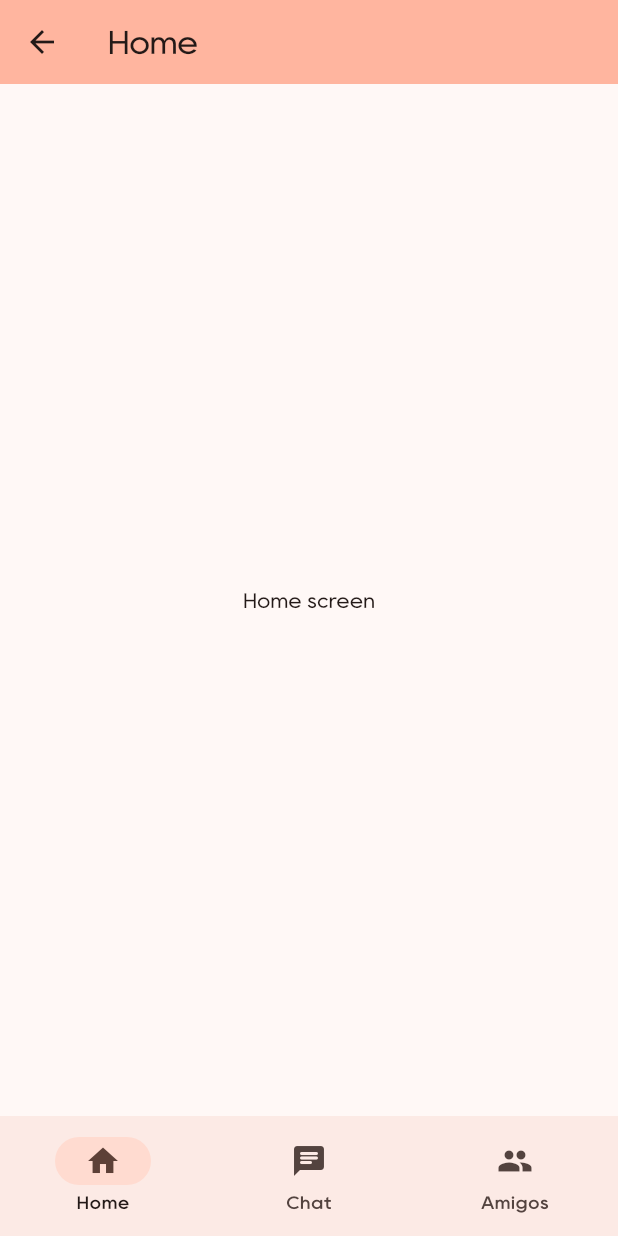
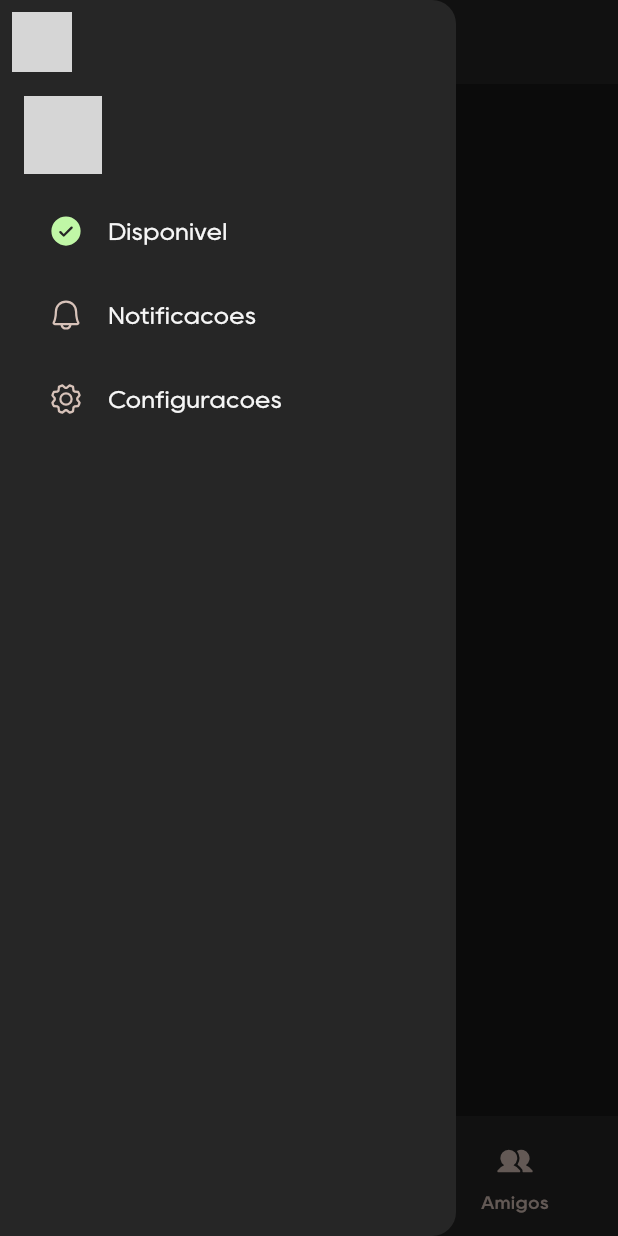
Before and after one commit to Mathews-mw/firefly-chat-mobile, a Flutter app: the HomeScreen screen opened by its route, with the side drawer open (before the commit the screen has no drawer), on a phone screen of 412 x 824 dp. Run offline on Flutter 3.47's test engine with Material 3 defaults, Android fonts, the phone set to English and light mode, and no system bars; drawn by our look-alikes of skeletonizer; our stand-ins replace cached_network_image, flutter_secure_storage, phosphor_flutter, shared_preferences; accounts and stored records are empty; network calls fail; grey boxes are pictures that could not be loaded.

Commit message:
friendship provider and screen

```diff
--- /dev/null
+++ b/lib/components/app_drawer.dart
@@ -0,0 +1,96 @@
+import 'package:flutter/material.dart';
+import 'package:provider/provider.dart';
+import 'package:skeletonizer/skeletonizer.dart';
+import 'package:phosphor_flutter/phosphor_flutter.dart';
+import 'package:cached_network_image/cached_network_image.dart';
+
+import 'package:firefly_chat_mobile/theme/app_colors.dart';
+import 'package:firefly_chat_mobile/providers/user_provider.dart';
+
+class AppDrawer extends StatelessWidget {
+  const AppDrawer({super.key});
+
+  @override
+  Widget build(BuildContext context) {
+    final user = Provider.of<UserProvider>(context, listen: false).user;
+
+    return Drawer(
+      backgroundColor: AppColors.neutral800,
+      child: ListView(
+        padding: EdgeInsets.only(top: 64, bottom: 16, left: 16, right: 8),
+        children: [
+          Row(
+            mainAxisAlignment: MainAxisAlignment.start,
+            crossAxisAlignment: CrossAxisAlignment.center,
+            children: [
+              Skeletonizer(
+                enabled: user == null,
+                ignoreContainers: true,
+                child: CircleAvatar(
+                  backgroundImage: CachedNetworkImageProvider(
+                    user!.avatarUrl ??
+                        'https://api.dicebear.com/9.x/thumbs/png?seed=${user.name}',
+                  ),
+                  radius: 26,
+                ),
+              ),
+              const SizedBox(width: 16),
+              Column(
+                crossAxisAlignment: CrossAxisAlignment.start,
+                mainAxisAlignment: MainAxisAlignment.center,
+                children: [
+                  Skeletonizer(
+                    enabled: user == null,
+                    child: Text(
+                      user!.name,
+                      style: TextStyle(
+                        fontSize: 16,
+                        fontWeight: FontWeight.bold,
+                        color: AppColors.foreground,
+                      ),
+                    ),
+                  ),
+                  Skeletonizer(
+                    enabled: user == null,
+                    child: Text(
+                      user!.username,
+                      style: TextStyle(color: AppColors.neutral400),
+                    ),
+                  ),
+                ],
+              ),
+            ],
+          ),
+          const SizedBox(height: 10),
+          ListTile(
+            leading: Icon(
+              PhosphorIconsFill.checkCircle,
+              color: AppColors.secondary,
+            ),
+            title: const Text(
+              'Disponível',
+              style: TextStyle(color: AppColors.foreground),
+            ),
+            onTap: () {},
+          ),
+          ListTile(
+            leading: Icon(PhosphorIcons.bell()),
+            title: const Text(
+              'Notificações',
+              style: TextStyle(color: AppColors.foreground),
+            ),
+            onTap: () {},
+          ),
+          ListTile(
+            leading: Icon(PhosphorIcons.gear()),
+            title: const Text(
+              'Configurações',
+              style: TextStyle(color: AppColors.foreground),
+            ),
+            onTap: () {},
+          ),
+        ],
+      ),
+    );
+  }
+}
--- /dev/null
+++ b/lib/components/custom_app_bar.dart
@@ -0,0 +1,49 @@
+import 'package:firefly_chat_mobile/theme/app_colors.dart';
+import 'package:skeletonizer/skeletonizer.dart';
+import 'package:cached_network_image/cached_network_image.dart';
+
+import 'package:flutter/material.dart';
+import 'package:provider/provider.dart';
+import 'package:firefly_chat_mobile/providers/user_provider.dart';
+
+class CustomAppBar extends StatelessWidget implements PreferredSizeWidget {
+  final String title;
+  final void Function()? onOpenDrawer;
+
+  const CustomAppBar({super.key, required this.title, this.onOpenDrawer});
+
+  @override
+  Widget build(BuildContext context) {
+    final user = Provider.of<UserProvider>(context, listen: false).user;
+
+    return AppBar(
+      backgroundColor: AppColors.neutral800,
+      title: Text(
+        title,
+        style: TextStyle(
+          fontWeight: FontWeight.bold,
+          color: AppColors.foreground,
+        ),
+      ),
+      leading: Padding(
+        padding: const EdgeInsets.all(8.0),
+        child: InkWell(
+          onTap: onOpenDrawer,
+          child: Skeletonizer(
+            enabled: user == null,
+            ignoreContainers: true,
+            child: CircleAvatar(
+              backgroundImage: CachedNetworkImageProvider(
+                user!.avatarUrl ??
+                    'https://api.dicebear.com/9.x/thumbs/png?seed=${user.name}',
+              ),
+            ),
+          ),
+        ),
+      ),
+    );
+  }
+
+  @override
+  Size get preferredSize => const Size.fromHeight(kToolbarHeight);
+}
--- /dev/null
+++ b/lib/models/value-objects/friendship-with-friend.dart
@@ -0,0 +1,29 @@
+import 'package:firefly_chat_mobile/models/user.dart';
+
+class FriendshipWithFriend {
+  final String id;
+  final String userId;
+  final String friendId;
+  final DateTime createdAt;
+  final User friend;
+
+  const FriendshipWithFriend({
+    required this.id,
+    required this.userId,
+    required this.friendId,
+    required this.createdAt,
+    required this.friend,
+  });
+
+  factory FriendshipWithFriend.fromJson(Map<String, dynamic> json) {
+    final friendshipWithFriend = FriendshipWithFriend(
+      id: json['id'],
+      userId: json['user_id'],
+      friendId: json['friend_id'],
+      createdAt: DateTime.parse(json['created_at']),
+      friend: User.fromJson(json['friend']),
+    );
+
+    return friendshipWithFriend;
+  }
+}
--- /dev/null
+++ b/lib/providers/friendship-provider.dart
@@ -0,0 +1,69 @@
+import 'package:flutter/material.dart';
+
+import 'package:firefly_chat_mobile/services/http_service.dart';
+import 'package:firefly_chat_mobile/models/value-objects/friendship-with-friend.dart';
+
+class FriendshipProvider with ChangeNotifier {
+  final HttpService _httpService = HttpService();
+
+  List<FriendshipWithFriend> _friendships = [];
+
+  ({int? page, int? perPage, int? totalOccurrences, int? totalPages})
+  _pagination = (
+    page: null,
+    perPage: null,
+    totalOccurrences: null,
+    totalPages: null,
+  );
+
+  set pagination(
+    ({int? page, int? perPage, int? totalOccurrences, int? totalPages}) value,
+  ) {
+    _pagination = (
+      page: value.page ?? _pagination.page,
+      perPage: value.perPage ?? _pagination.perPage,
+      totalOccurrences: value.totalOccurrences ?? _pagination.totalOccurrences,
+      totalPages: value.totalPages ?? _pagination.totalPages,
+    );
+
+    notifyListeners();
+  }
+
+  ({int? page, int? perPage, int? totalOccurrences, int? totalPages})
+  get pagination {
+    return _pagination;
+  }
+
+  List<FriendshipWithFriend> get userFriendships {
+    return [..._friendships];
+  }
+
+  Future<void> fetchUserFriendships({int? page}) async {
+    String uri = 'friendships/user?per_page=10';
+
+    try {
+      if (page != null) {
+        uri += '&page=$page';
+      }
+
+      final response = await _httpService.get(endpoint: uri);
+
+      final friendshipsData = (response['friends'] as List)
+          .map((item) => FriendshipWithFriend.fromJson(item))
+          .toList();
+
+      _pagination = (
+        page: response['pagination']['page'],
+        perPage: response['pagination']['per_page'],
+        totalOccurrences: response['pagination']['total_occurrences'],
+        totalPages: response['pagination']['total_pages'],
+      );
+
+      _friendships = [..._friendships, ...friendshipsData];
+    } catch (e) {
+      rethrow;
+    } finally {
+      notifyListeners();
+    }
+  }
+}
--- a/lib/screens/home_screen.dart
+++ b/lib/screens/home_screen.dart
@@ -1,6 +1,11 @@
+import 'package:flutter/material.dart';
+import 'package:phosphor_flutter/phosphor_flutter.dart';
+
+import 'package:firefly_chat_mobile/theme/app_colors.dart';
 import 'package:firefly_chat_mobile/screens/chat_screen.dart';
+import 'package:firefly_chat_mobile/components/app_drawer.dart';
 import 'package:firefly_chat_mobile/screens/friends_screen.dart';
-import 'package:flutter/material.dart';
+import 'package:firefly_chat_mobile/components/custom_app_bar.dart';
 
 class HomeScreen extends StatefulWidget {
   const HomeScreen({super.key});
@@ -14,19 +19,25 @@ class _HomeScreenState extends State<HomeScreen> {
 
   @override
   Widget build(BuildContext context) {
+    final GlobalKey<ScaffoldState> scaffoldKey = GlobalKey<ScaffoldState>();
+
+    void openDrawer() {
+      scaffoldKey.currentState?.openDrawer();
+    }
+
     return Scaffold(
+      key: scaffoldKey,
       appBar: _currentScreenIndex == 0
-          ? AppBar(
-              backgroundColor: Theme.of(context).colorScheme.inversePrimary,
-              title: const Text('Home'),
-            )
+          ? CustomAppBar(title: 'Home', onOpenDrawer: openDrawer)
           : null,
+      drawer: const AppDrawer(),
       body: <Widget>[
         Center(child: Text('Home screen')),
         ChatScreen(),
         FriendsScreen(),
       ][_currentScreenIndex],
       bottomNavigationBar: NavigationBar(
+        backgroundColor: AppColors.neutral800,
         selectedIndex: _currentScreenIndex,
         onDestinationSelected: (index) {
           setState(() {
@@ -34,9 +45,18 @@ class _HomeScreenState extends State<HomeScreen> {
           });
         },
         destinations: [
-          NavigationDestination(icon: Icon(Icons.home), label: 'Home'),
-          NavigationDestination(icon: Icon(Icons.chat_rounded), label: 'Chat'),
-          NavigationDestination(icon: Icon(Icons.people), label: 'Amigos'),
+          NavigationDestination(
+            icon: Icon(PhosphorIconsFill.house),
+            label: 'Home',
+          ),
+          NavigationDestination(
+            icon: Icon(PhosphorIconsFill.chatText),
+            label: 'Chat',
+          ),
+          NavigationDestination(
+            icon: Icon(PhosphorIconsFill.users),
+            label: 'Amigos',
+          ),
         ],
       ),
     );
--- /dev/null
+++ b/lib/theme/theme.dart
@@ -0,0 +1,12 @@
+import 'package:firefly_chat_mobile/theme/app_colors.dart';
+import 'package:flutter/material.dart';
+
+final ThemeData theme = ThemeData();
+
+final ThemeData darkTheme = ThemeData(
+  useMaterial3: true,
+  brightness: Brightness.dark,
+  colorSchemeSeed: AppColors.primary,
+  fontFamily: 'Rany',
+  scaffoldBackgroundColor: AppColors.neutral900,
+);
--- a/pubspec.yaml
+++ b/pubspec.yaml
@@ -43,6 +43,8 @@ dependencies:
   hive_flutter: ^1.1.0
   hive: ^2.2.3
   mime: ^2.0.0
+  skeletonizer: ^2.1.0+1
+  cached_network_image: ^3.4.1
 
 dev_dependencies:
   flutter_test:
```
Also changed, not shown: lib/main.dart (+7 -5 lines), lib/models/friendship.dart (added, +45 -0 lines), lib/screens/friends_screen.dart (+115 -15 lines), pubspec.lock, 2 other files.
